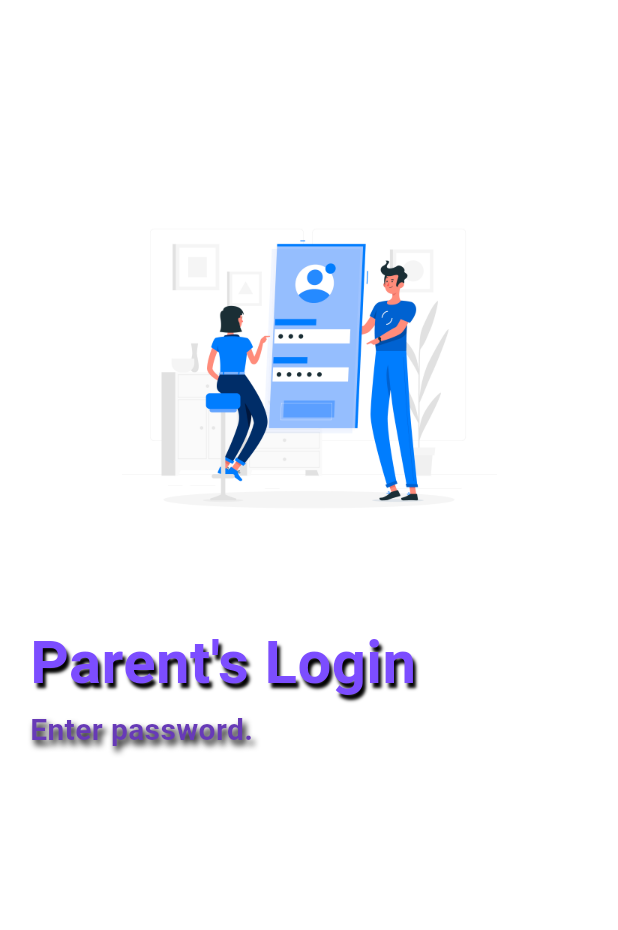
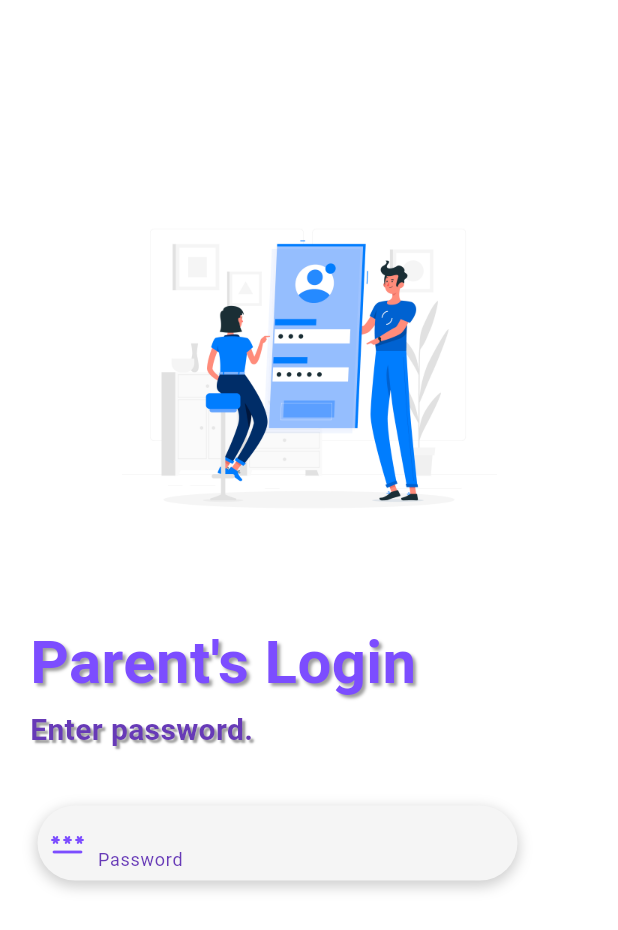
Before and after one commit to SaketAkella/attendance_tracker, a Flutter app: the screen it shows after launch, on a phone screen of 412 x 824 dp. Shown: the top 930 px of the screen. Run offline on Flutter 3.47's test engine with Material 3 defaults, Android fonts, the phone set to English and light mode, and no system bars; our stand-ins replace firebase_auth; accounts and stored records are empty; Roboto replaces fonts that are missing (san-serif).

Commit message:
parents login major changes

```diff
--- a/lib/pages/parents_login.dart
+++ b/lib/pages/parents_login.dart
@@ -1,10 +1,14 @@
 import 'package:flutter/material.dart';
+import 'package:attendance_tracker/widgets/text_field.dart';
+import 'package:flutter/widgets.dart';
 
 class ParentsLogin extends StatelessWidget {
   const ParentsLogin({Key? key}) : super(key: key);
 
   @override
   Widget build(BuildContext context) {
+    TextEditingController textEditingController = TextEditingController(); // Define and initialize the TextEditingController
+
     return Scaffold(
       body: Container(
         color: Colors.white,
@@ -37,9 +41,9 @@ class ParentsLogin extends StatelessWidget {
                     fontFamily: 'sans-serif',
                     shadows: [
                       Shadow(
-                        color: Colors.black,
+                        color: Colors.grey,
                         blurRadius: 2,
-                        offset: Offset(2, 3),
+                        offset: Offset(2, 2),
                       )
                     ]
                   ),
@@ -62,15 +66,35 @@ class ParentsLogin extends StatelessWidget {
                     fontFamily: 'sans-serif',
                     shadows: [
                       Shadow(
-                        color: Colors.black,
-                        blurRadius: 5,
-                        offset: Offset(2, 3),
+                        color: Colors.grey,
+                        blurRadius: 1,
+                        offset: Offset(2, 2),
                       )
                     ]
                   ),
                 ),
               ),
             ),
+            Align(
+              alignment: Alignment.centerLeft,
+              child: Padding(
+                padding: const EdgeInsets.only(
+                  top:300.0,
+                  left:25.0,
+                ),
+                child: CustomTextField(
+                  width: 320,
+                  height: 50,
+                  text: 'Password',
+                  borderRadius: 30,
+                  iconData: const IconData(0xf0050, fontFamily: 'MaterialIcons'),
+                  obscureText: false,
+                  onChanged: (value){
+                  },
+                  controller: textEditingController, // Pass the TextEditingController to the controller parameter
+                ),
+              ),
+            )
           ],
         ),
       ),
```
